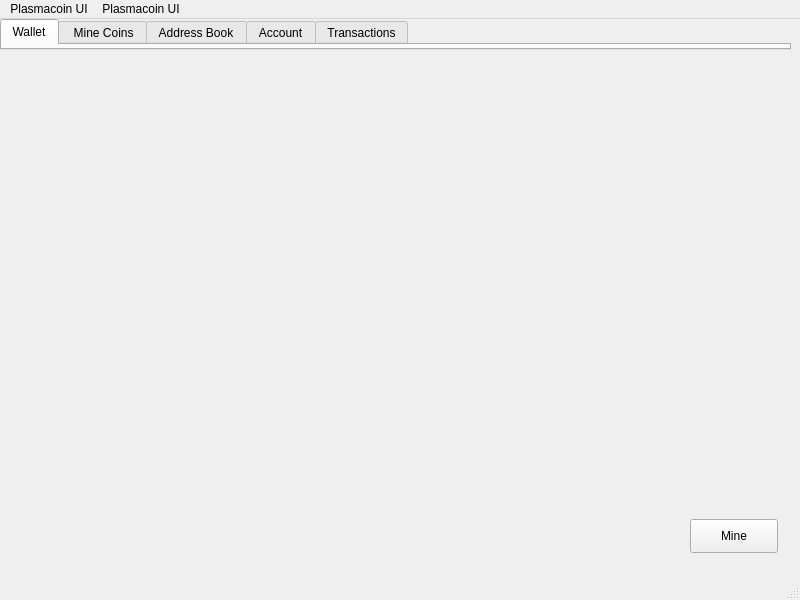
This is src/qt/plasmacoin-ui/mainwindow.ui in plasmacoin-crypto/Plasmacoin-Blockchain as Qt 5 draws it before an edit. The edited form follows.
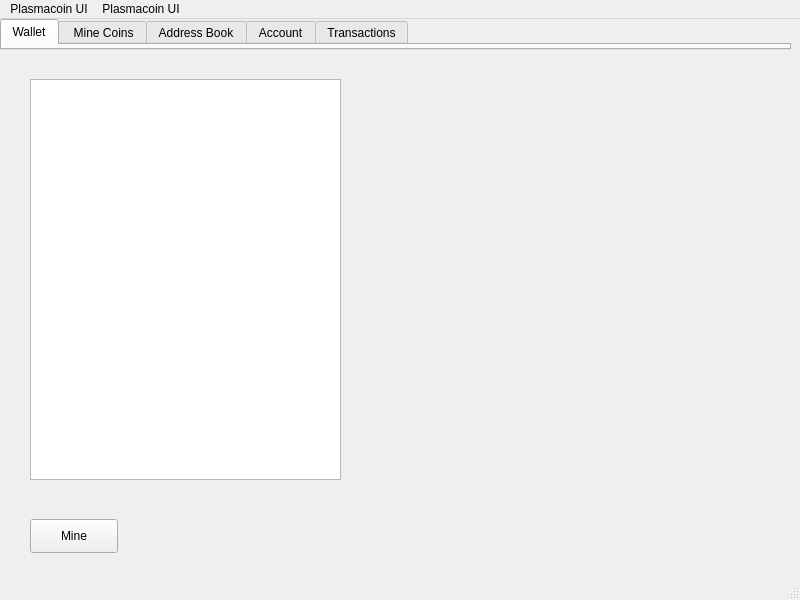
This is the edited form. The open tabs and pages were chosen to show the change. Icons and pictures are not drawn.

Commit message: Use QListWidget instead of QListView

The edit to the form file:
```diff
--- a/src/qt/plasmacoin-ui/mainwindow.ui
+++ b/src/qt/plasmacoin-ui/mainwindow.ui
@@ -135,7 +135,7 @@
      <widget class="QPushButton" name="pushButton">
       <property name="geometry">
        <rect>
-        <x>690</x>
+        <x>30</x>
         <y>470</y>
         <width>88</width>
         <height>34</height>
@@ -145,6 +145,16 @@
        <string>Mine</string>
       </property>
      </widget>
+     <widget class="QListWidget" name="transactionList">
+      <property name="geometry">
+       <rect>
+        <x>30</x>
+        <y>30</y>
+        <width>311</width>
+        <height>401</height>
+       </rect>
+      </property>
+     </widget>
     </widget>
    </widget>
   </widget>
```
Left out of the diff: 4 changed lines with no effect on the pictures.
